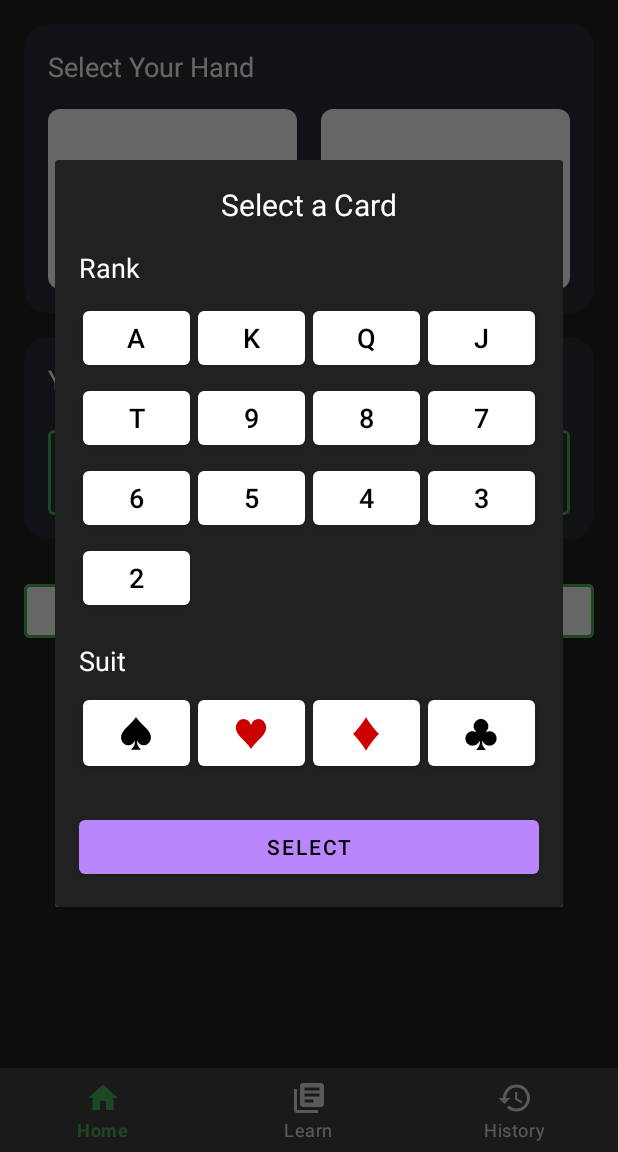
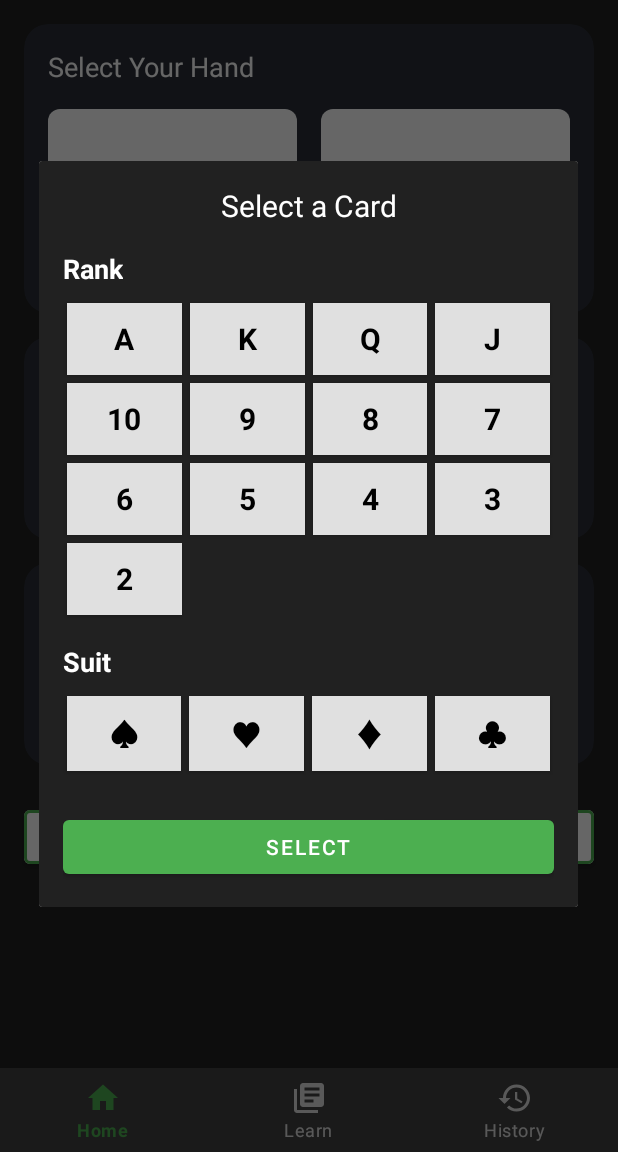
Before and after one commit to RyanLuo1/PreflopPal, an Android app: the screen it shows after launch (MainActivity), after a tap on "A♠", on a phone screen of 412 x 824 dp, the part 84-1236 px from its top. Run offline under Robolectric (Android 15) with nearby library versions, the phone set to English and light mode, and no system bars.

Commit message:
Added a section where users will input previous action from players before them. They will use natural language, in which the app will parse and query database to give accurate information
Setup new popup window instead of scrollable view so for more organization within front page.

```diff
--- a/app/src/main/java/com/ryanluo/prefloppal/CardSelectionDialog.kt
+++ b/app/src/main/java/com/ryanluo/prefloppal/CardSelectionDialog.kt
@@ -1,41 +1,39 @@
 package com.ryanluo.prefloppal
 
 import android.app.Dialog
+import android.graphics.Typeface
 import android.os.Bundle
-import android.view.LayoutInflater
-import android.view.View
 import android.view.ViewGroup
 import android.widget.Button
 import android.widget.GridLayout
 import android.widget.LinearLayout
+import androidx.appcompat.app.AlertDialog
 import androidx.core.content.ContextCompat
 import androidx.fragment.app.DialogFragment
-import com.google.android.material.button.MaterialButton
+import com.ryanluo.prefloppal.R
+
 
 class CardSelectionDialog : DialogFragment() {
-
+    private lateinit var onCardSelectedListener: (String) -> Unit
+    private var unavailableCards: Set<String> = emptySet()
     private var selectedRank: String? = null
     private var selectedSuit: String? = null
-    private var onCardSelected: ((String) -> Unit)? = null
 
-    private val ranks = listOf("A", "K", "Q", "J", "T", "9", "8", "7", "6", "5", "4", "3", "2")
-    private val suits = listOf(
-        "♠" to android.R.color.black,
-        "♥" to android.R.color.holo_red_dark,
-        "♦" to android.R.color.holo_red_dark,
-        "♣" to android.R.color.black
-    )
+    private val ranks = listOf("A", "K", "Q", "J", "10", "9", "8", "7", "6", "5", "4", "3", "2")
+    private val suits = listOf("♠", "♥", "♦", "♣")
+
+    fun setOnCardSelectedListener(listener: (String) -> Unit) {
+        onCardSelectedListener = listener
+    }
+
+    fun setUnavailableCards(cards: Set<String>) {
+        unavailableCards = cards
+    }
 
     override fun onCreateDialog(savedInstanceState: Bundle?): Dialog {
-        return Dialog(requireContext(), R.style.CustomDialogTheme)
-    }
-
-    override fun onCreateView(inflater: LayoutInflater, container: ViewGroup?, savedInstanceState: Bundle?): View? {
-        return inflater.inflate(R.layout.dialog_card_selection, container, false)
-    }
-
-    override fun onViewCreated(view: View, savedInstanceState: Bundle?) {
-        super.onViewCreated(view, savedInstanceState)
+        val builder = AlertDialog.Builder(requireContext())
+        val inflater = requireActivity().layoutInflater
+        val view = inflater.inflate(R.layout.dialog_card_selection, null)
 
         val rankGrid: GridLayout = view.findViewById(R.id.rankGrid)
         val suitLayout: LinearLayout = view.findViewById(R.id.suitLayout)
@@ -43,78 +41,76 @@ class CardSelectionDialog : DialogFragment() {
 
         setupRankButtons(rankGrid)
         setupSuitButtons(suitLayout)
-        setupConfirmButton(confirmButton)
+
+        confirmButton.setOnClickListener {
+            if (selectedRank != null && selectedSuit != null) {
+                val selectedCard = "$selectedRank$selectedSuit"
+                if (selectedCard !in unavailableCards) {
+                    onCardSelectedListener(selectedCard)
+                    dismiss()
+                }
+            }
+        }
+
+        builder.setView(view)
+        return builder.create()
     }
 
     private fun setupRankButtons(rankGrid: GridLayout) {
         ranks.forEach { rank ->
-            val button = MaterialButton(requireContext()).apply {
-                text = rank
-                textSize = 18f
-                layoutParams = GridLayout.LayoutParams().apply {
-                    width = 0
-                    height = GridLayout.LayoutParams.WRAP_CONTENT
-                    columnSpec = GridLayout.spec(GridLayout.UNDEFINED, 1f)
-                    setMargins(4, 4, 4, 4)
-                }
-                setTextColor(ContextCompat.getColor(context, android.R.color.black))
-                setBackgroundColor(ContextCompat.getColor(context, android.R.color.white))
+            val button = createButton(rank).apply {
+                isEnabled = suits.any { suit -> "$rank$suit" !in unavailableCards }
                 setOnClickListener {
                     selectedRank = rank
                     updateButtonStates(rankGrid, this)
                 }
             }
-            rankGrid.addView(button)
+            val params = GridLayout.LayoutParams().apply {
+                width = 0
+                height = GridLayout.LayoutParams.WRAP_CONTENT
+                columnSpec = GridLayout.spec(GridLayout.UNDEFINED, 1f)
+                setMargins(4, 4, 4, 4)
+            }
+            rankGrid.addView(button, params)
         }
     }
 
     private fun setupSuitButtons(suitLayout: LinearLayout) {
-        suits.forEach { (suit, color) ->
-            val button = MaterialButton(requireContext()).apply {
-                text = suit
-                textSize = 24f
-                layoutParams = LinearLayout.LayoutParams(0, ViewGroup.LayoutParams.WRAP_CONTENT, 1f).apply {
-                    setMargins(4, 0, 4, 0)
-                }
-                setTextColor(ContextCompat.getColor(context, color))
-                setBackgroundColor(ContextCompat.getColor(context, android.R.color.white))
+        suits.forEach { suit ->
+            val button = createButton(suit).apply {
+                isEnabled = ranks.any { rank -> "$rank$suit" !in unavailableCards }
                 setOnClickListener {
                     selectedSuit = suit
                     updateButtonStates(suitLayout, this)
                 }
             }
-            suitLayout.addView(button)
+            val params = LinearLayout.LayoutParams(0, LinearLayout.LayoutParams.WRAP_CONTENT, 1f)
+            params.setMargins(4, 4, 4, 4)
+            suitLayout.addView(button, params)
         }
     }
 
-    private fun setupConfirmButton(confirmButton: Button) {
-        confirmButton.setOnClickListener {
-            if (selectedRank != null && selectedSuit != null) {
-                onCardSelected?.invoke("$selectedRank$selectedSuit")
-                dismiss()
-            }
+    private fun createButton(text: String): Button {
+        return Button(requireContext()).apply {
+            this.text = text
+            setBackgroundColor(ContextCompat.getColor(requireContext(), R.color.light_gray_300))
+            setTextColor(ContextCompat.getColor(requireContext(), android.R.color.black))
+            textSize = 20f
+            setTypeface(null, Typeface.BOLD)
         }
     }
 
     private fun updateButtonStates(layout: ViewGroup, selectedButton: Button) {
         for (i in 0 until layout.childCount) {
-            val button = layout.getChildAt(i) as? Button
-            button?.setBackgroundColor(
-                if (button == selectedButton) ContextCompat.getColor(requireContext(), R.color.blue_500)
-                else ContextCompat.getColor(requireContext(), android.R.color.white)
-            )
-            button?.setTextColor(
-                if (button == selectedButton) ContextCompat.getColor(requireContext(), android.R.color.white)
-                else {
-                    if (layout is LinearLayout) ContextCompat.getColor(requireContext(), suits[i].second)
-                    else ContextCompat.getColor(requireContext(), android.R.color.black)
+            (layout.getChildAt(i) as? Button)?.let { button ->
+                if (button == selectedButton) {
+                    button.setBackgroundColor(ContextCompat.getColor(requireContext(), android.R.color.white))
+                    button.setTextColor(ContextCompat.getColor(requireContext(), android.R.color.black))
+                } else {
+                    button.setBackgroundColor(ContextCompat.getColor(requireContext(), R.color.dark_gray_800))
+                    button.setTextColor(ContextCompat.getColor(requireContext(), android.R.color.white))
                 }
-            )
+            }
         }
-        view?.findViewById<Button>(R.id.confirmButton)?.isEnabled = selectedRank != null && selectedSuit != null
-    }
-
-    fun setOnCardSelectedListener(listener: (String) -> Unit) {
-        onCardSelected = listener
     }
 }
--- a/app/src/main/java/com/ryanluo/prefloppal/MainActivity.kt
+++ b/app/src/main/java/com/ryanluo/prefloppal/MainActivity.kt
@@ -1,54 +1,40 @@
 package com.ryanluo.prefloppal
 
-import android.content.res.ColorStateList
 import android.os.Bundle
 import android.view.View
-import android.widget.AdapterView
 import android.widget.ArrayAdapter
 import android.widget.AutoCompleteTextView
-import android.widget.ProgressBar
 import android.widget.TextView
 import android.widget.Toast
 import androidx.appcompat.app.AppCompatActivity
 import androidx.appcompat.widget.Toolbar
-import androidx.core.content.ContextCompat
 import com.google.android.material.bottomnavigation.BottomNavigationView
 import com.google.android.material.button.MaterialButton
 
 class MainActivity : AppCompatActivity() {
     private lateinit var card1TextView: TextView
     private lateinit var card2TextView: TextView
-
     private lateinit var positionDropdown: AutoCompleteTextView
-
+    private lateinit var previousActionInput: TextView
     private lateinit var getAdviceButton: MaterialButton
-    private lateinit var adviceText: TextView
-
-    private lateinit var explanationText: TextView
-
-    private lateinit var handStrengthLabel: TextView
-    private lateinit var handStrengthBar: ProgressBar
-    private lateinit var handStrengthText: TextView
 
     override fun onCreate(savedInstanceState: Bundle?) {
         super.onCreate(savedInstanceState)
         setContentView(R.layout.activity_main)
 
         setupToolbar()
-
         setupCardSelection()
         setupPositionDropdown()
+        setupPreviousActionInput()
         setupGetAdviceButton()
-        explanationText = findViewById(R.id.explanationText)
         setupBottomNavigation()
     }
 
     private fun setupToolbar() {
         val toolbar: Toolbar = findViewById(R.id.toolbar)
         setSupportActionBar(toolbar)
-
-        // Remove default title
         supportActionBar?.setDisplayShowTitleEnabled(false)
+        findViewById<TextView>(R.id.toolbarTitle).text = "PreFlop Pal"
     }
 
     private fun setupCardSelection() {
@@ -72,109 +58,49 @@ class MainActivity : AppCompatActivity() {
         val adapter = ArrayAdapter(this, R.layout.dropdown_item, positions)
         positionDropdown = findViewById(R.id.positionDropdown)
         positionDropdown.setAdapter(adapter)
+    }
 
-        positionDropdown.onItemClickListener = AdapterView.OnItemClickListener { parent, view, position, id ->
-            val selectedPosition = parent.getItemAtPosition(position) as String
-            // Do something with the selected position
-        }
+    private fun setupPreviousActionInput() {
+        previousActionInput = findViewById(R.id.previousActionInput)
+
+        val suggestions = listOf(
+            "UTG raised to 3BB",
+            "MP called"
+        )
+        val adapter = ArrayAdapter(this, android.R.layout.simple_dropdown_item_1line, suggestions)
+        (previousActionInput as? AutoCompleteTextView)?.setAdapter(adapter)
     }
 
     private fun setupGetAdviceButton() {
         getAdviceButton = findViewById(R.id.getAdviceButton)
-        adviceText = findViewById(R.id.adviceText)
-        handStrengthLabel = findViewById(R.id.handStrengthLabel)
-        handStrengthBar = findViewById(R.id.handStrengthBar)
-        handStrengthText = findViewById(R.id.handStrengthText)
 
         getAdviceButton.setOnClickListener {
             val card1 = card1TextView.text.toString()
             val card2 = card2TextView.text.toString()
             val position = positionDropdown.text.toString()
+            val previousAction = previousActionInput.text.toString()
 
             if (card1.isNotEmpty() && card2.isNotEmpty() && position != "Select Position") {
-                val (advice, handStrength) = getAdviceAndStrength(card1, card2, position)
-                displayAdvice(advice)
-                displayExplanation(advice, card1, card2, position)
-                displayHandStrength(handStrength)
-                showAdviceElements()
+                val (advice, explanation, handStrength) = getAdviceAndStrength(card1, card2, position, previousAction)
+                showAdvicePopup(advice, explanation, handStrength)
             } else {
-                Toast.makeText(this, "Please select both cards and a position", Toast.LENGTH_SHORT).show()
-                hideAdviceElements()
+                Toast.makeText(this, "Please select both cards, a position, and describe any previous action", Toast.LENGTH_SHORT).show()
             }
         }
     }
 
-    private fun getAdviceAndStrength(card1: String, card2: String, position: String): Pair<String, Double> {
-        // Placeholder logic - replace with actual logic later
-        val advice = when ((0..2).random()) {
-            0 -> "Fold"
-            1 -> "Call"
-            else -> "Raise"
-        }
-        val handStrength = (1..100).random() / 10.0
-        return Pair(advice, handStrength)
+    private fun showAdvicePopup(advice: String, explanation: String, handStrength: Double) {
+        val strengthPercentage = (handStrength * 10).toInt()
+        val strengthText = String.format("%.1f / 10.0", handStrength)
+
+        val dialog = AdviceDialogFragment.newInstance(advice, explanation, strengthPercentage, strengthText)
+        dialog.show(supportFragmentManager, "AdviceDialog")
     }
 
-    private fun displayAdvice(advice: String) {
-        adviceText.text = advice
-        adviceText.setTextColor(
-            when (advice) {
-                "Fold" -> ContextCompat.getColor(this, R.color.red)
-                "Call" -> ContextCompat.getColor(this, R.color.blue_500)
-                "Raise" -> ContextCompat.getColor(this, R.color.green_500)
-                else -> ContextCompat.getColor(this, android.R.color.white)
-            }
-        )
-    }
-
-    private fun displayExplanation(advice: String, card1: String, card2: String, position: String) {
-        val explanation = when (advice) {
-            "Fold" -> "With $card1 $card2 in $position, your hand is weak compared to the likely hands of your opponents. It's best to fold and wait for a better opportunity."
-            "Call" -> "Your $card1 $card2 in $position has potential, but it's not strong enough to raise. Calling allows you to see the flop cheaply and potentially improve your hand."
-            "Raise" -> "Holding $card1 $card2 in $position gives you a strong hand that's likely to be ahead of your opponents' ranges. Raising here will help build the pot and potentially force weaker hands to fold."
-            else -> "Based on your $card1 $card2 in $position, this is the recommended action. Consider the specific game context and adjust accordingly."
-        }
-        explanationText.text = explanation
-    }
-
-    private fun showAdviceElements() {
-        adviceText.visibility = View.VISIBLE
-        explanationText.visibility = View.VISIBLE
-        handStrengthLabel.visibility = View.VISIBLE
-        handStrengthBar.visibility = View.VISIBLE
-        handStrengthText.visibility = View.VISIBLE
-    }
-
-    private fun hideAdviceElements() {
-        adviceText.visibility = View.GONE
-        explanationText.visibility = View.GONE
-        handStrengthLabel.visibility = View.GONE
-        handStrengthBar.visibility = View.GONE
-        handStrengthText.visibility = View.GONE
-    }
-
-    private fun displayHandStrength(strength: Double) {
-        val strengthPercentage = (strength * 10).toInt()
-        handStrengthBar.progress = strengthPercentage
-        handStrengthText.text = String.format("%.1f / 10.0", strength)
-
-        // Keep the text color black
-        handStrengthText.setTextColor(ContextCompat.getColor(this, android.R.color.white))
-
-        // Ensure the progress bar is visible
-        handStrengthBar.visibility = View.VISIBLE
-    }
-
-    private fun showHandStrengthElements() {
-        handStrengthLabel.visibility = View.VISIBLE
-        handStrengthBar.visibility = View.VISIBLE
-        handStrengthText.visibility = View.VISIBLE
-    }
-
-    private fun hideHandStrengthElements() {
-        handStrengthLabel.visibility = View.GONE
-        handStrengthBar.visibility = View.GONE
-        handStrengthText.visibility = View.GONE
+    private fun getAdviceAndStrength(card1: String, card2: String, position: String, previousAction: String): Triple<String, String, Double> {
+        // Implement your logic here to generate advice, explanation, and hand strength
+        // This is a placeholder implementation
+        return Triple("Raise", "You have a strong hand in good position. $previousAction", 7.5)
     }
 
     private fun setupBottomNavigation() {
--- a/app/src/main/res/layout/activity_main.xml
+++ b/app/src/main/res/layout/activity_main.xml
@@ -135,6 +135,49 @@
         </LinearLayout>
     </androidx.cardview.widget.CardView>
 
+    <androidx.cardview.widget.CardView
+        android:id="@+id/previousActionContainer"
+        android:layout_width="match_parent"
+        android:layout_height="wrap_content"
+        android:layout_marginHorizontal="16dp"
+        android:layout_marginTop="16dp"
+        app:cardBackgroundColor="@color/card_background"
+        app:cardCornerRadius="16dp"
+        app:cardElevation="0dp"
+        app:layout_constraintTop_toBottomOf="@id/positionSelectionContainer">
+
+        <LinearLayout
+            android:layout_width="match_parent"
+            android:layout_height="wrap_content"
+            android:orientation="vertical"
+            android:padding="16dp">
+
+            <TextView
+                android:layout_width="wrap_content"
+                android:layout_height="wrap_content"
+                android:text="Previous Action"
+                android:textColor="@android:color/white"
+                android:textSize="18sp"
+                android:layout_marginBottom="16dp" />
+
+            <com.google.android.material.textfield.TextInputLayout
+                android:id="@+id/previousActionLayout"
+                android:layout_width="match_parent"
+                android:layout_height="wrap_content"
+                style="@style/Widget.MaterialComponents.TextInputLayout.OutlinedBox">
+
+                <com.google.android.material.textfield.TextInputEditText
+                    android:id="@+id/previousActionInput"
+                    android:layout_width="match_parent"
+                    android:layout_height="wrap_content"
+                    android:hint= "'e.g, UTG raised to 3BB, MP called...'"
+                    android:inputType="text"
+                    android:maxLines="3" />
+
+            </com.google.android.material.textfield.TextInputLayout>
+        </LinearLayout>
+    </androidx.cardview.widget.CardView>
+
     <com.google.android.material.button.MaterialButton
         android:id="@+id/getAdviceButton"
         android:layout_width="0dp"
@@ -149,83 +192,7 @@
         app:strokeWidth="2dp"
         app:layout_constraintLeft_toLeftOf="parent"
         app:layout_constraintRight_toRightOf="parent"
-        app:layout_constraintTop_toBottomOf="@id/positionSelectionContainer" />
-
-    <TextView
-        android:id="@+id/adviceText"
-        android:layout_width="wrap_content"
-        android:layout_height="wrap_content"
-        android:layout_marginTop="16dp"
-        android:textColor="@android:color/white"
-        android:textSize="36sp"
-        android:textStyle="bold"
-        android:visibility="gone"
-        app:layout_constraintLeft_toLeftOf="parent"
-        app:layout_constraintRight_toRightOf="parent"
-        app:layout_constraintTop_toBottomOf="@id/getAdviceButton"
-        tools:text="Raise"
-        tools:visibility="visible" />
-
-    <TextView
-        android:id="@+id/explanationText"
-        android:layout_width="0dp"
-        android:layout_height="wrap_content"
-        android:layout_marginHorizontal="16dp"
-        android:layout_marginTop="16dp"
-        android:background="@drawable/explanation_background"
-        android:padding="16dp"
-        android:textColor="@android:color/white"
-        android:textSize="14sp"
-        android:visibility="gone"
-        app:layout_constraintLeft_toLeftOf="parent"
-        app:layout_constraintRight_toRightOf="parent"
-        app:layout_constraintTop_toBottomOf="@id/adviceText"
-        tools:text="Explanation for the decision will appear here."
-        tools:visibility="visible" />
-
-    <TextView
-        android:id="@+id/handStrengthLabel"
-        android:layout_width="wrap_content"
-        android:layout_height="wrap_content"
-        android:layout_marginTop="16dp"
-        android:text="Hand Strength"
-        android:textColor="@android:color/white"
-        android:textSize="18sp"
-        android:visibility="gone"
-        app:layout_constraintLeft_toLeftOf="parent"
-        app:layout_constraintRight_toRightOf="parent"
-        app:layout_constraintTop_toBottomOf="@id/explanationText"
-        tools:visibility="visible" />
-
-    <ProgressBar
-        android:id="@+id/handStrengthBar"
-        style="?android:attr/progressBarStyleHorizontal"
-        android:layout_width="0dp"
-        android:layout_height="16dp"
-        android:layout_marginHorizontal="16dp"
-        android:layout_marginTop="8dp"
-        android:max="100"
-        android:progress="50"
-        android:progressDrawable="@drawable/hand_strength_gradient"
-        android:visibility="gone"
-        app:layout_constraintLeft_toLeftOf="parent"
-        app:layout_constraintRight_toRightOf="parent"
-        app:layout_constraintTop_toBottomOf="@id/handStrengthLabel"
-        tools:visibility="visible" />
-
-    <TextView
-        android:id="@+id/handStrengthText"
-        android:layout_width="wrap_content"
-        android:layout_height="wrap_content"
-        android:layout_marginTop="8dp"
-        android:textColor="@android:color/black"
-        android:textSize="18sp"
-        android:visibility="gone"
-        app:layout_constraintLeft_toLeftOf="parent"
-        app:layout_constraintRight_toRightOf="parent"
-        app:layout_constraintTop_toBottomOf="@id/handStrengthBar"
-        tools:text="5.5 / 10.0"
-        tools:visibility="visible" />
+        app:layout_constraintTop_toBottomOf="@id/previousActionContainer" />
 
     <com.google.android.material.bottomnavigation.BottomNavigationView
         android:id="@+id/bottomNavigation"
--- a/app/src/main/res/layout/dialog_card_selection.xml
+++ b/app/src/main/res/layout/dialog_card_selection.xml
@@ -25,6 +25,7 @@
         android:text="Rank"
         android:textSize="18sp"
         android:textColor="@color/white"
+        android:textStyle="bold"
         android:layout_marginTop="16dp"
         app:layout_constraintTop_toBottomOf="@id/dialogTitle"
         app:layout_constraintStart_toStartOf="parent"/>
@@ -47,6 +48,7 @@
         android:text="Suit"
         android:textSize="18sp"
         android:textColor="@color/white"
+        android:textStyle="bold"
         android:layout_marginTop="16dp"
         app:layout_constraintTop_toBottomOf="@id/rankGrid"
         app:layout_constraintStart_toStartOf="parent"/>
```
Also changed, not shown: app/src/main/java/com/ryanluo/prefloppal/AdviceDialogFragment.kt (added, +61 -0 lines), app/src/main/res/layout/advice_popup.xml (added, +74 -0 lines), app/src/main/res/values/themes.xml (+8 -0 lines).
